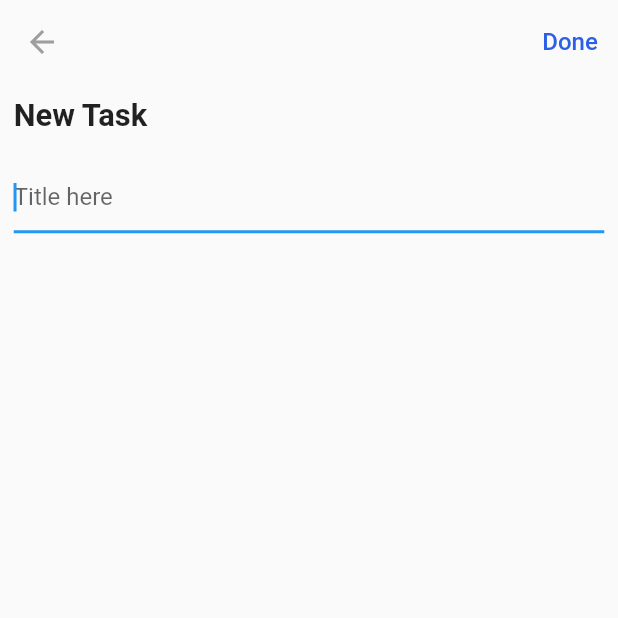
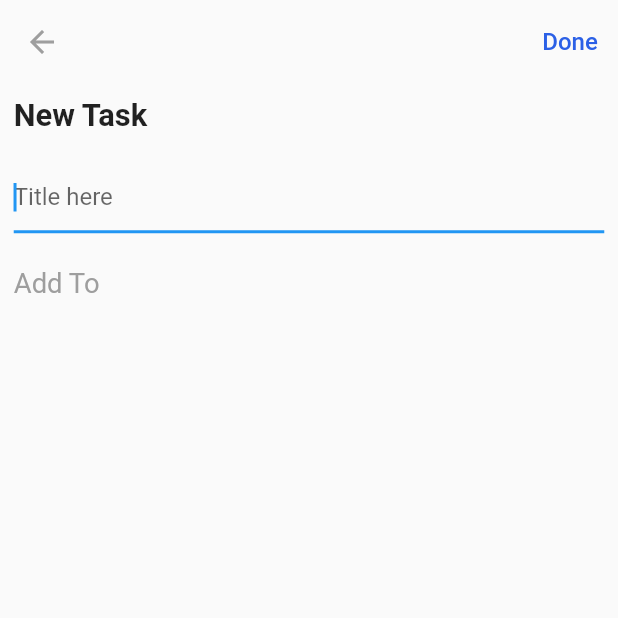
Before and after one commit to mateendev3/Have-To-Do, a Flutter app: the AddDialog screen opened directly, on a phone screen of 412 x 824 dp, the top half of it. Run offline on Flutter 3.47's test engine with Material 2 defaults, Android fonts, the phone set to English and light mode, and no system bars; our stand-ins replace dotted_border, equatable, flutter_easyloading, flutter_screenutil, get, get_storage and 1 more; accounts and stored records are empty.

Commit message:
Added basic UI to add tasks to task type dialog with functionality

```diff
--- a/lib/app/modules/home/controller.dart
+++ b/lib/app/modules/home/controller.dart
@@ -14,6 +14,7 @@ class HomeController extends GetxController {
   final RxList<Task> tasks = <Task>[].obs;
   final RxInt chipIndex = 0.obs;
   final RxBool isDeleting = false.obs;
+  final Rx<Task?> task = Rx<Task?>(null); // obs //Todo: prob
 
   final GlobalKey<FormState> formKey = GlobalKey<FormState>();
   late final TextEditingController todoTitleController;
@@ -33,9 +34,8 @@ class HomeController extends GetxController {
   }
 
   void changeChipIndex(int index) => chipIndex.value = index;
-  void changeDeleting(bool deleting) {
-    isDeleting.value = deleting;
-  }
+  void changeDeleting(bool deleting) => isDeleting.value = deleting;
+  void changeTask(Task? selectedTask) => task.value = selectedTask;
 
   // add task to tasks list
   bool addTask(Task task) {
--- a/lib/app/modules/home/widgets/add_dialog.dart
+++ b/lib/app/modules/home/widgets/add_dialog.dart
@@ -1,7 +1,9 @@
 import 'package:flutter/material.dart';
 import 'package:flutter_screenutil/flutter_screenutil.dart';
 import 'package:get/get.dart';
+import 'package:have_to_do/app/core/utils/extensions.dart';
 import '../../../core/values/colors.dart';
+import '../../../data/models/task.dart';
 import '../controller.dart';
 
 class AddDialog extends StatelessWidget {
@@ -11,13 +13,18 @@ class AddDialog extends StatelessWidget {
 
   @override
   Widget build(BuildContext context) {
-    return Scaffold(
+    return WillPopScope(
+      onWillPop: onWillPop,
+      child: Scaffold(
         appBar: _buildAppBar(),
         body: ListView(
           children: [
             _buildTitle(),
             _buildTitleTextField(),
+            _buildAddToSubTitle(),
+            ..._buildTaskTypeItems(),
           ],
+        ),
       ),
     );
   }
@@ -76,4 +83,53 @@ class AddDialog extends StatelessWidget {
       ),
     );
   }
+
+  Widget _buildAddToSubTitle() {
+    return Padding(
+      padding: EdgeInsets.only(
+        top: 12.0.w,
+        left: 8.0.w,
+        right: 8.0.w,
+        bottom: 8.0.w,
+      ),
+      child: Text(
+        'Add To',
+        style: TextStyle(
+          fontSize: 16.0.sp,
+          fontWeight: FontWeight.w400,
+          color: Colors.grey,
+        ),
+      ),
+    );
   }
+
+  List<Widget> _buildTaskTypeItems() {
+    return [
+      ..._homeController.tasks
+          .map(
+            (Task task) => Obx(
+              () {
+                return ListTile(
+                  title: Text(task.title),
+                  onTap: () => _homeController.changeTask(task),
+                  leading: Icon(
+                    IconData(task.icon, fontFamily: 'MaterialIcons'),
+                    color: HexColor.fromHex(task.color),
+                  ),
+                  trailing: _homeController.task.value == task
+                      ? const Icon(Icons.check, color: Colors.blue)
+                      : const SizedBox(),
+                );
+              },
+            ),
+          )
+          .toList(),
+    ];
+  }
+
+  Future<bool> onWillPop() async {
+    _homeController.todoTitleController.clear();
+    _homeController.changeTask(null);
+    return true;
+  }
+}
```
Lines whose indentation alone changed are shown as unchanged.
